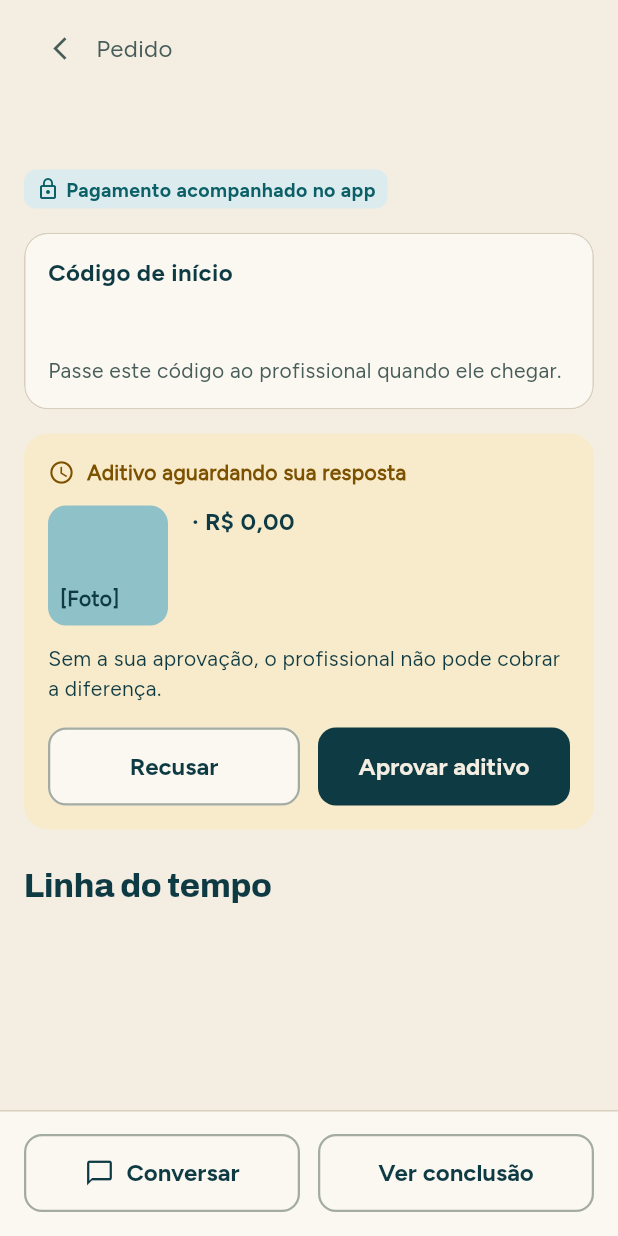
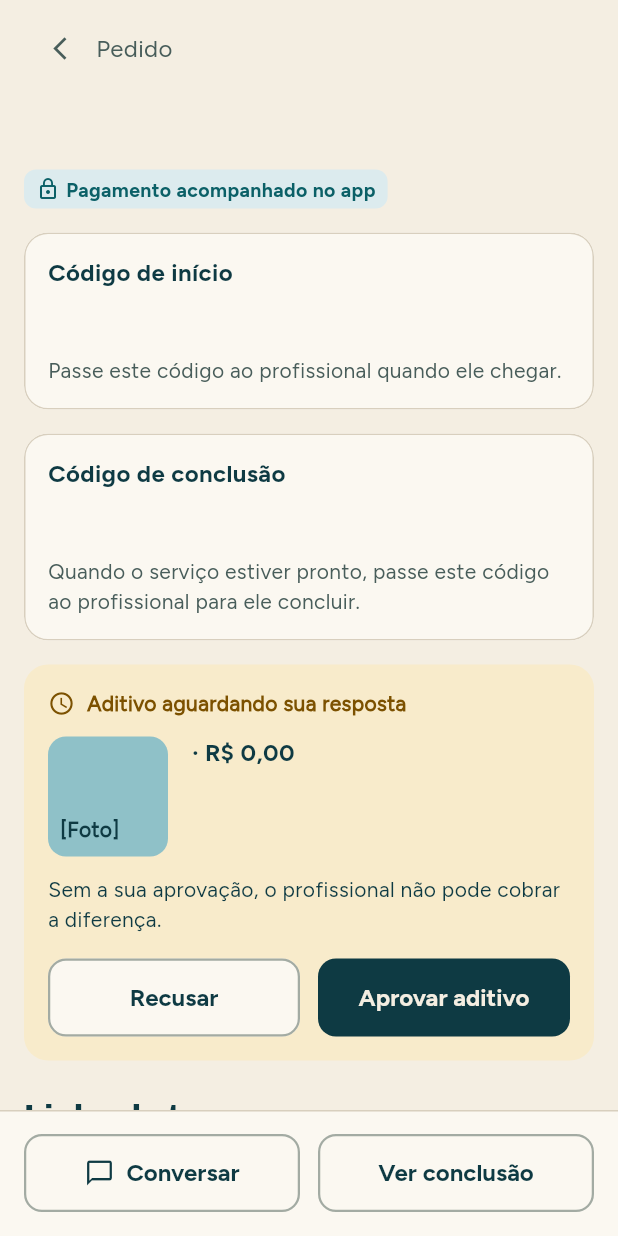
Before and after one commit to feitolabs/Trato, a Flutter app: the PedidoExecucaoTela screen opened directly with empty values, on a phone screen of 412 x 824 dp. Run offline on Flutter 3.47's test engine with Material 3 defaults, Android fonts, the phone set to English and light mode, and no system bars; our stand-ins replace cached_network_image, flutter_secure_storage, geolocator, google_sign_in, image_picker, permission_handler and 3 more; missing offline and left inert: flutter_stripe; accounts and stored records are empty.

Commit message:
fix(app): cliente ve o codigo de conclusao enquanto o servico esta em andamento
O botao Ver conclusao so aparece depois do check-out, e o profissional precisa do codigo
justamente para fazer o check-out. Agora o codigo aparece no detalhe do pedido e no acompanhamento.

Co-Authored-By: Claude Sonnet 5.5 <noreply@anthropic.com>

```diff
--- a/app/lib/dados/repositorios_api.dart
+++ b/app/lib/dados/repositorios_api.dart
@@ -385,6 +385,10 @@ class RepositorioPedidosApi implements RepositorioPedidos {
       podeVerConclusao: const {'em_confirmacao', 'concluido'}.contains(pedido.estado),
       etapas: etapas,
       fotos: const [],
+      // O código de conclusão é o que o cliente passa ao profissional para encerrar o serviço.
+      codigoConclusao: pedido.estado == 'em_andamento' && (pedido.codigoConclusao ?? '').isNotEmpty
+          ? pedido.codigoConclusao
+          : null,
       // O código de início só serve até o profissional chegar.
       codigoInicio: const {'em_andamento', 'em_confirmacao', 'concluido'}.contains(pedido.estado)
           ? null
--- a/app/lib/dados/repositorios_catalogo_api.dart
+++ b/app/lib/dados/repositorios_catalogo_api.dart
@@ -436,6 +436,7 @@ class RepositorioServicosClienteApi implements RepositorioServicosCliente {
     return DetalheServico(
       remoto: pedido.remoto,
       local: local,
+      codigoConclusao: pedido.estado == 'em_andamento' ? pedido.codigoConclusao : null,
       pedidoId: pedido.id,
       numero: pedido.numero,
       titulo: 'Pedido ${pedido.numero}',
--- a/app/lib/telas/pedidos/modelos.dart
+++ b/app/lib/telas/pedidos/modelos.dart
@@ -64,8 +64,13 @@ class PedidoEmExecucao {
     required this.fotos,
     this.aditivo,
     this.codigoInicio,
+    this.codigoConclusao,
     this.podeVerConclusao = true,
   });
+
+  /// Código que o cliente passa ao profissional para encerrar o serviço (check-out). Só aparece
+  /// com o serviço em andamento.
+  final String? codigoConclusao;
 
   /// "Ver conclusão" só faz sentido quando o profissional já terminou o serviço. Antes disso o
   /// botão abria "fulano terminou o serviço" com um pedido que nem tinha começado.
--- a/app/lib/telas/pedidos/pedido_execucao_tela.dart
+++ b/app/lib/telas/pedidos/pedido_execucao_tela.dart
@@ -86,6 +86,35 @@ class _PedidoExecucaoTelaState extends State<PedidoExecucaoTela> {
                             const SizedBox(height: EspacosTrato.x1),
                             Text(
                               'Passe este código ao profissional quando ele chegar.',
+                              style: TipografiaTrato.corpoPequeno.copyWith(
+                                color: CoresTrato.textoSecundario,
+                              ),
+                            ),
+                          ],
+                        ),
+                      ),
+                    ],
+                    if (pedido.codigoConclusao != null) ...[
+                      const SizedBox(height: EspacosTrato.x4),
+                      CartaoTrato(
+                        key: const ValueKey('codigo-de-conclusao'),
+                        child: Column(
+                          crossAxisAlignment: CrossAxisAlignment.start,
+                          children: [
+                            Text('Código de conclusão', style: TipografiaTrato.tituloCartao),
+                            const SizedBox(height: EspacosTrato.x2),
+                            Semantics(
+                              label:
+                                  'Código de conclusão ${pedido.codigoConclusao!.split('').join(' ')}',
+                              child: ExcludeSemantics(
+                                child: Text(pedido.codigoConclusao!,
+                                    style: TipografiaTrato.tituloGrande),
+                              ),
+                            ),
+                            const SizedBox(height: EspacosTrato.x1),
+                            Text(
+                              'Quando o serviço estiver pronto, passe este código ao profissional '
+                              'para ele concluir.',
                               style: TipografiaTrato.corpoPequeno.copyWith(
                                 color: CoresTrato.textoSecundario,
                               ),
--- a/app/lib/telas/servicos/modelos.dart
+++ b/app/lib/telas/servicos/modelos.dart
@@ -56,7 +56,11 @@ class DetalheServico {
     this.descricao,
     this.remoto = false,
     this.local,
+    this.codigoConclusao,
   });
+
+  /// Código que o cliente passa ao profissional para encerrar o serviço (só em andamento).
+  final String? codigoConclusao;
 
   /// Serviço remoto (sem endereço). Presencial é o padrão.
   final bool remoto;
```
Also changed, not shown: app/lib/telas/servicos/detalhe_servico_tela.dart (+20 -0 lines), 1 other file.
